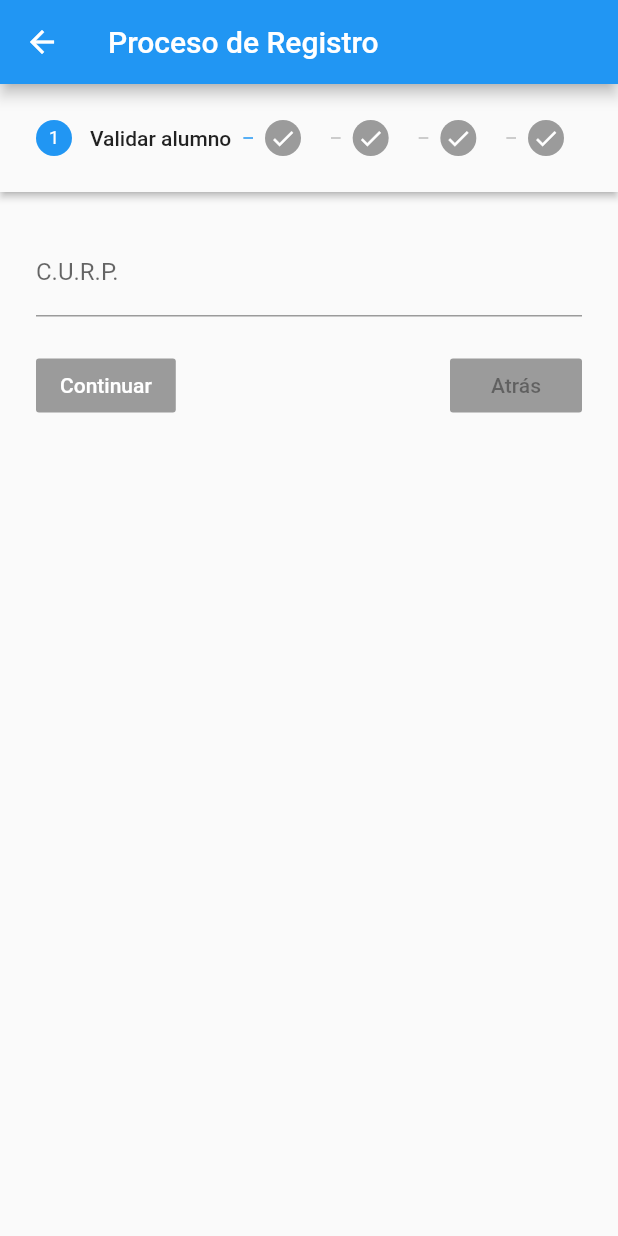
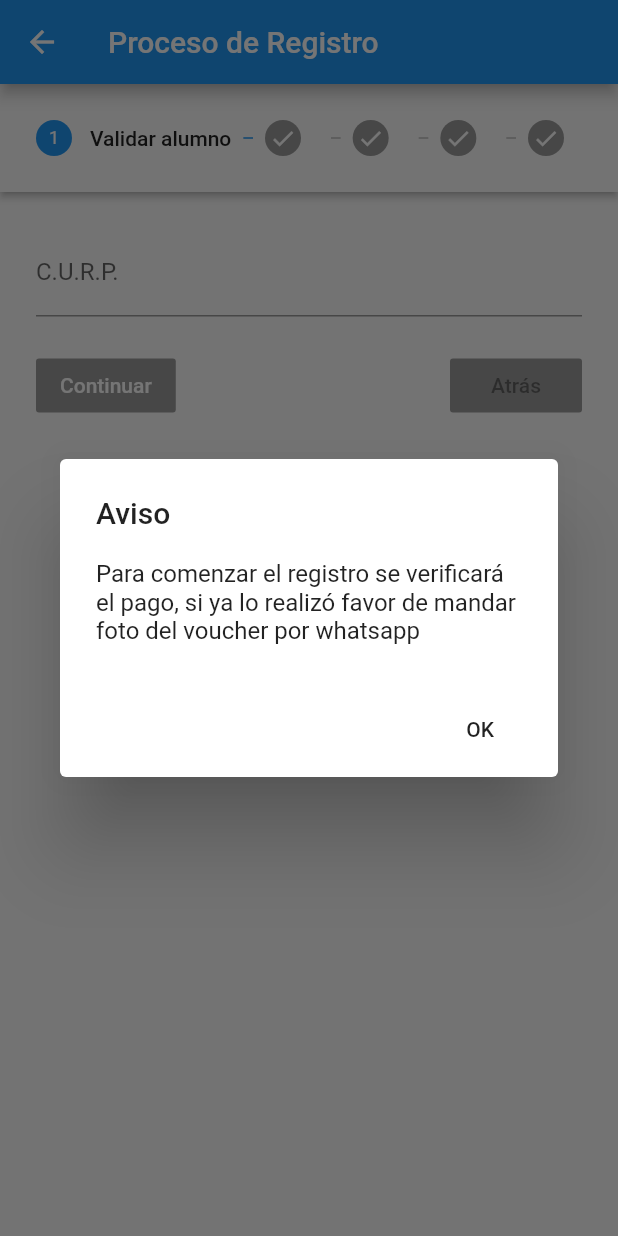
Before and after one commit to diamardan/flutter_sectec30_app_registro, a Flutter app: the PreregForm screen opened by its route, on a phone screen of 412 x 824 dp. Run offline on Flutter 3.47's test engine with Material 2 defaults, Android fonts, the phone set to English and light mode, and no system bars; our stand-ins replace dio, font_awesome_flutter, image_picker, signature; missing offline and left inert: ext_storage, mime_type; network calls fail.

Commit message:
second commit

```diff
--- a/lib/src/customWidgets/Alert.dart
+++ b/lib/src/customWidgets/Alert.dart
@@ -26,3 +26,30 @@ showAlertDialog(BuildContext context, String title, String message) {
     },
   );
 }
+
+showAlertPago(BuildContext context, String title, String message) {
+  // Create button
+  Widget okButton = FlatButton(
+    child: Text("OK"),
+    onPressed: () {
+      Navigator.of(context).pop();
+    },
+  );
+
+  // Create AlertDialog
+  AlertDialog alert = AlertDialog(
+    title: Text(title),
+    content: Text(message),
+    actions: [
+      okButton,
+    ],
+  );
+
+  // show the dialog
+  showDialog(
+    context: context,
+    builder: (BuildContext context) {
+      return alert;
+    },
+  );
+}
--- a/lib/src/screens/preregistro/create_form.dart
+++ b/lib/src/screens/preregistro/create_form.dart
@@ -80,6 +80,9 @@ class _PreregFormState extends State<PreregForm> {
     setState(() {
       _loading = false;
     });
+  }
+  avisarPago(BuildContext context){
+    showAlertPago(context, "Aviso", "Para comenzar el registro se verificará el pago, si ya lo realizó favor de mandar foto del voucher por whatsapp");
   }
 
   void _cargarEspecialidades() async {
@@ -323,6 +326,8 @@ class _PreregFormState extends State<PreregForm> {
 
   @override
   Widget build(BuildContext context) {
+        avisarPago(context);
+
     return Scaffold(
         key: _scaffoldKey,
         appBar: AppBar(
--- a/pubspec.yaml
+++ b/pubspec.yaml
@@ -33,8 +33,7 @@ dependencies:
   http_parser: ^3.1.4
   path_provider: ^0.4.1
   url_launcher: '5.7.10'
-  flutter_downloader: '1.5.0'
-  ext_storage: '1.0.3'
+  ext_storage: any
   signature: ^3.2.0
   image_picker: '0.6.7+22'
   mime_type: ^0.3.2
```
Also changed, not shown: 1 other file.
